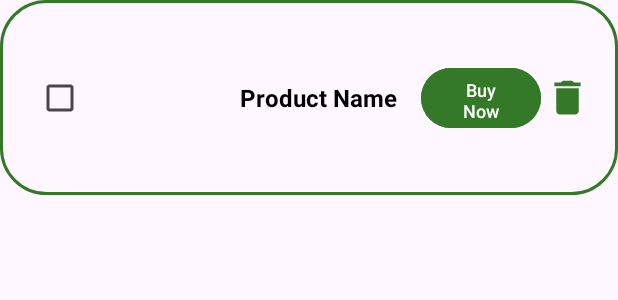
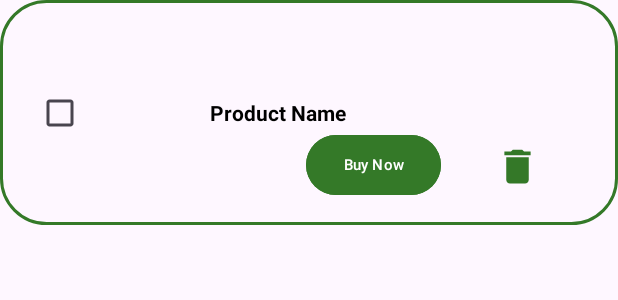
Before and after one commit to Diolazo/practice, an Android app: the layout add_cart_item_layout.xml on its own in the app's theme, with its tools: preview values and no code run, on a phone screen of 412 x 824 dp. Shown: the top 300 px of the screen. Run offline under Robolectric (Android 15) with nearby library versions, the phone set to English and light mode, and no system bars; Roboto replaces fonts that are not available here.

Commit message:
COMPLETED PROJECT COMMIT

```diff
--- a/app/src/main/res/layout/activity_buy_now.xml
+++ b/app/src/main/res/layout/activity_buy_now.xml
@@ -66,6 +66,7 @@
             android:id="@+id/no_value41"
             android:layout_width="350dp"
             android:layout_height="wrap_content"
+            android:layout_marginTop="60dp"
             android:gravity="center"
             android:text="Please enter your phone number.Please enter your phone number."
             android:textColor="@color/white"
@@ -73,7 +74,7 @@
             android:textStyle="bold"
             app:layout_constraintEnd_toEndOf="parent"
             app:layout_constraintStart_toStartOf="parent"
-            tools:layout_editor_absoluteY="105dp" />
+            app:layout_constraintTop_toBottomOf="@+id/btnBuyBack" />
     </androidx.constraintlayout.widget.ConstraintLayout>
 
 </androidx.constraintlayout.widget.ConstraintLayout>
--- a/app/src/main/res/layout/add_cart_item_layout.xml
+++ b/app/src/main/res/layout/add_cart_item_layout.xml
@@ -3,7 +3,7 @@
     xmlns:app="http://schemas.android.com/apk/res-auto"
     xmlns:tools="http://schemas.android.com/tools"
     android:layout_width="match_parent"
-    android:layout_height="130dp"
+    android:layout_height="150dp"
     android:background="@drawable/custom_admin_list"
     android:padding="16dp">
 
@@ -19,8 +19,8 @@
 
     <ImageView
         android:id="@+id/ivProductImage"
-        android:layout_width="80dp"
-        android:layout_height="80dp"
+        android:layout_width="60dp"
+        android:layout_height="60dp"
         android:layout_marginTop="8dp"
         android:layout_marginBottom="8dp"
         android:contentDescription="Product Image"
@@ -39,7 +39,7 @@
         android:paddingEnd="16dp"
         android:text="Product Name"
         android:textColor="@color/black"
-        android:textSize="16sp"
+        android:textSize="14sp"
         android:textStyle="bold"
         app:layout_constraintBottom_toBottomOf="parent"
         app:layout_constraintStart_toEndOf="@id/ivProductImage"
@@ -47,23 +47,25 @@
 
     <Button
         android:id="@+id/btnBuy"
-        android:layout_width="80dp"
+        android:layout_width="90dp"
         android:layout_height="48dp"
+        android:layout_marginStart="80dp"
         android:backgroundTint="@color/primaryColor"
         android:text="Buy Now"
         android:textColor="@color/white"
-        android:textSize="12sp"
+        android:textSize="10sp"
         app:layout_constraintBottom_toBottomOf="parent"
-        app:layout_constraintStart_toEndOf="@+id/tvProductName"
-        app:layout_constraintTop_toTopOf="parent" />
+        app:layout_constraintStart_toEndOf="@+id/ivProductImage"
+        app:layout_constraintTop_toBottomOf="@+id/tvProductName"
+        app:layout_constraintVertical_bias="1.0" />
 
     <ImageView
         android:id="@+id/btnCartDelete"
         android:layout_width="30dp"
         android:layout_height="30dp"
+        android:layout_marginBottom="8dp"
         app:layout_constraintBottom_toBottomOf="parent"
         app:layout_constraintEnd_toEndOf="parent"
         app:layout_constraintStart_toEndOf="@+id/btnBuy"
-        app:layout_constraintTop_toTopOf="parent"
         app:srcCompat="@drawable/ic_delete" />
 </androidx.constraintlayout.widget.ConstraintLayout>
```
